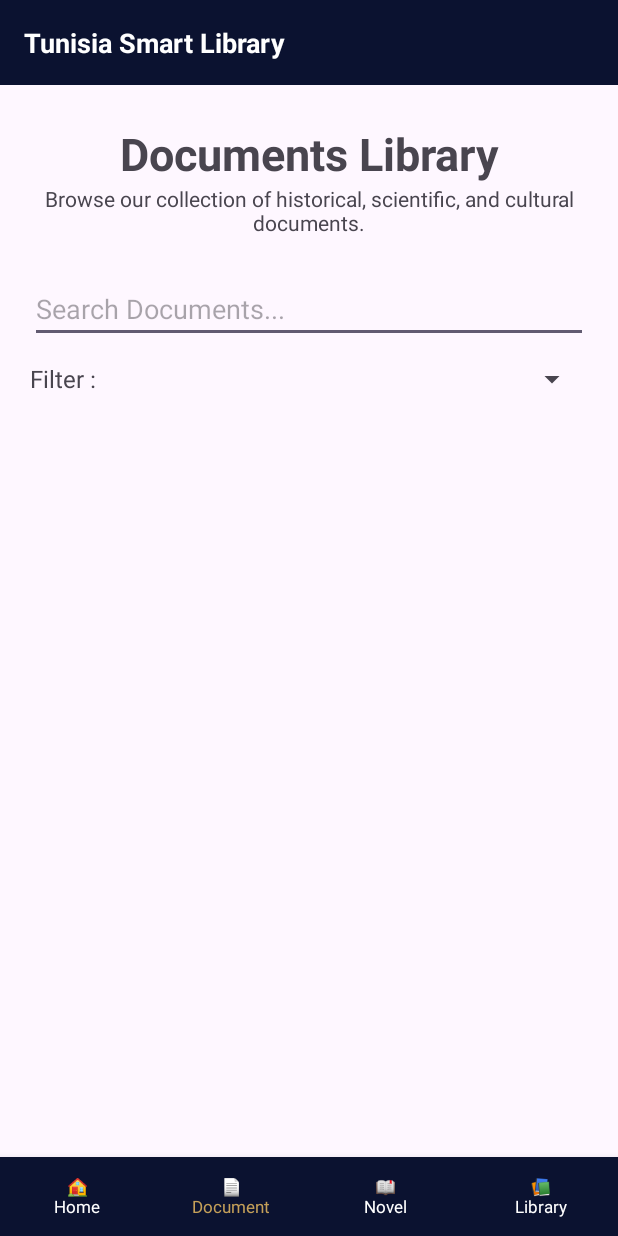
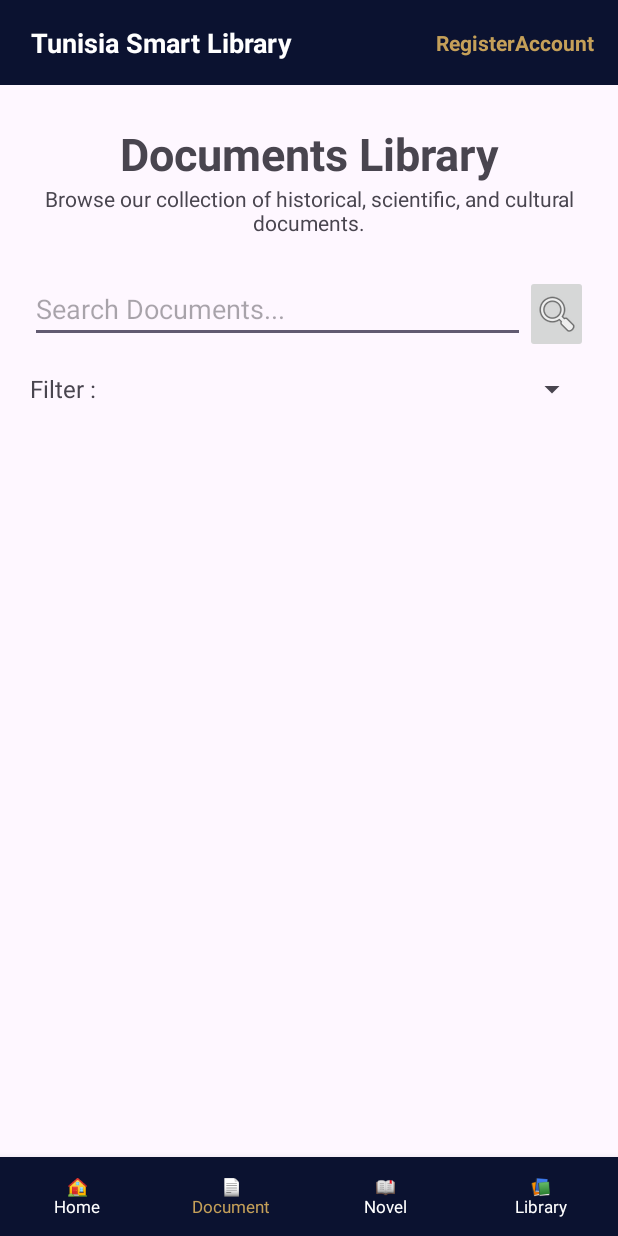
Before and after one commit to Ben-Arif/Dev-mobile, an Android app: the DocumentsActivity screen opened directly, with no data from a screen before it, on a phone screen of 412 x 824 dp. Run offline under Robolectric (Android 15) with nearby library versions, the phone set to English and light mode, and no system bars; pictures from the network do not load; 2 statements that could not run were skipped.

Commit message:
Rechercher et filtrer les documents

```diff
--- a/app/src/main/java/isetb/tp2/tunisiasmartlibrary/DocService.kt
+++ b/app/src/main/java/isetb/tp2/tunisiasmartlibrary/DocService.kt
@@ -4,6 +4,7 @@ import retrofit2.Call
 import retrofit2.http.Body
 import retrofit2.http.GET
 import retrofit2.http.POST
+import retrofit2.http.Query
 
 interface DocService {
     @GET("/api/categories")
@@ -11,7 +12,11 @@ interface DocService {
 
 
     @GET("/api/documents")
-    fun getDocs (): Call<List<Document>>
+    fun getDocs(
+        @Query("searchPattern") searchPattern: String? = null,
+        @Query("categoryId") categoryId: Long? = null
+    ): Call<List<Document>>
+
 
 
 }
--- a/app/src/main/res/layout/activity_documents.xml
+++ b/app/src/main/res/layout/activity_documents.xml
@@ -16,21 +16,39 @@
         android:layout_weight="1"
         android:orientation="vertical">
 
-        <!-- HEADER -->
+        <!-- Top bar -->
         <LinearLayout
             android:layout_width="match_parent"
             android:layout_height="wrap_content"
             android:background="@color/navy"
             android:gravity="center_vertical"
+            android:orientation="horizontal"
             android:padding="16dp">
 
             <TextView
-                android:layout_width="match_parent"
+                android:layout_width="0dp"
                 android:layout_height="wrap_content"
-                android:text="Tunisia Smart Library"
+                android:layout_weight="1"
+                android:text=" Tunisia Smart Library"
                 android:textColor="@android:color/white"
                 android:textSize="18sp"
-                android:textStyle="bold"/>
+                android:textStyle="bold" />
+
+            <TextView
+                android:id="@+id/tvregister"
+                android:layout_width="wrap_content"
+                android:layout_height="wrap_content"
+                android:text="Register"
+                android:textColor="@color/gold"
+                android:textStyle="bold" />
+
+            <TextView
+                android:id="@+id/tvaccount"
+                android:layout_width="wrap_content"
+                android:layout_height="wrap_content"
+                android:text="Account"
+                android:textColor="@color/gold"
+                android:textStyle="bold" />
         </LinearLayout>
 
         <!-- TITLE -->
@@ -62,12 +80,26 @@
             android:orientation="vertical"
             android:paddingHorizontal="20dp">
 
-            <EditText
-                android:id="@+id/et_search"
+            <LinearLayout
                 android:layout_width="match_parent"
-                android:layout_height="wrap_content"
-                android:hint="Search Documents..."
-                android:inputType="text"/>
+                android:layout_height="match_parent"
+                android:orientation="horizontal">
+
+                <EditText
+                    android:id="@+id/et_search"
+                    android:layout_width="match_parent"
+                    android:layout_height="wrap_content"
+                    android:layout_weight="3"
+                    android:hint="Search Documents..."
+                    android:inputType="text" />
+
+                <ImageButton
+                    android:id="@+id/btn_search"
+                    android:layout_width="wrap_content"
+                    android:layout_height="wrap_content"
+                    android:layout_weight="1"
+                    app:srcCompat="@android:drawable/ic_menu_search" />
+            </LinearLayout>
 
             <LinearLayout
                 android:layout_width="match_parent"
@@ -122,7 +154,6 @@
             android:textSize="11sp"/>
 
         <TextView
-            android:id="@+id/navDocument"
             android:layout_width="0dp"
             android:layout_height="wrap_content"
             android:layout_weight="1"
@@ -131,7 +162,7 @@
             android:gravity="center"
             android:text="📄&#10;Document"
             android:textColor="@color/gold"
-            android:textSize="11sp"/>
+            android:textSize="11sp" />
 
         <TextView
             android:layout_width="0dp"
```
Also changed, not shown: app/src/main/java/isetb/tp2/tunisiasmartlibrary/Category.kt (+6 -2 lines), app/src/main/java/isetb/tp2/tunisiasmartlibrary/DocsAdapter.kt (+5 -3 lines), app/src/main/java/isetb/tp2/tunisiasmartlibrary/DocumentsActivity.kt (+117 -21 lines), app/src/main/java/isetb/tp2/tunisiasmartlibrary/acceuil.kt (+1 -11 lines), app/src/main/res/layout/activity_acceuil.xml (+10 -16 lines), app/src/main/res/layout/document_item.xml (+5 -6 lines).
